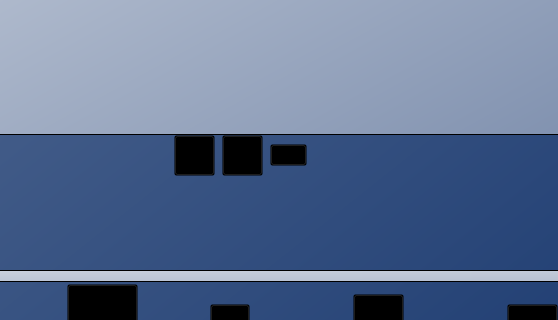
Above: MP3-Player/mainwindow.ui from stephanHAWK/Lufthansa_TechnikAG_MP3-Player before the change; both pictures show x 442 to 1000 and y 295 to 615 of the 1000 by 800 pixel window. Below: the same form after it.
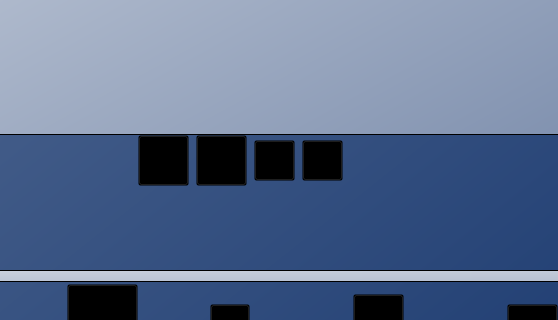
That is the form after the change. Icons and pictures are not drawn.

What changed in the file:
```diff
--- a/MP3-Player/mainwindow.ui
+++ b/MP3-Player/mainwindow.ui
@@ -266,8 +266,8 @@
            </property>
            <property name="minimumSize">
             <size>
-             <width>37</width>
-             <height>13</height>
+             <width>41</width>
+             <height>41</height>
             </size>
            </property>
            <property name="baseSize">
@@ -358,6 +358,70 @@
 
 QPushButton:hover
 {
+	border-image: url(:/icons/icons/plusHover.png); 
+}</string>
+           </property>
+           <property name="text">
+            <string/>
+           </property>
+           <property name="iconSize">
+            <size>
+             <width>20</width>
+             <height>20</height>
+            </size>
+           </property>
+          </widget>
+         </item>
+         <item>
+          <widget class="QPushButton" name="pushButton_savePlaylist">
+           <property name="sizePolicy">
+            <sizepolicy hsizetype="Fixed" vsizetype="Fixed">
+             <horstretch>0</horstretch>
+             <verstretch>0</verstretch>
+            </sizepolicy>
+           </property>
+           <property name="minimumSize">
+            <size>
+             <width>51</width>
+             <height>51</height>
+            </size>
+           </property>
+           <property name="baseSize">
+            <size>
+             <width>0</width>
+             <height>0</height>
+            </size>
+           </property>
+           <property name="font">
+            <font>
+             <bold>true</bold>
+            </font>
+           </property>
+           <property name="mouseTracking">
+            <bool>true</bool>
+           </property>
+           <property name="toolTip">
+            <string/>
+           </property>
+           <property name="toolTipDuration">
+            <number>-1</number>
+           </property>
+           <property name="whatsThis">
+            <string/>
+           </property>
+           <property name="layoutDirection">
+            <enum>Qt::RightToLeft</enum>
+           </property>
+           <property name="styleSheet">
+            <string notr="true">QPushButton
+{
+	background-color: transparent;
+	border-image: url(:/icons/icons/savePlaylist.png); 
+}
+
+QPushButton:hover
+{
+	border-image: url(:/icons/icons/savePlaylistHover.png); 
 }</string>
            </property>
            <property name="text">
@@ -381,8 +445,8 @@
            </property>
            <property name="minimumSize">
             <size>
-             <width>41</width>
-             <height>41</height>
+             <width>51</width>
+             <height>51</height>
             </size>
            </property>
            <property name="baseSize">
```
Left out of the diff: 11 changed lines with no effect on the pictures.
